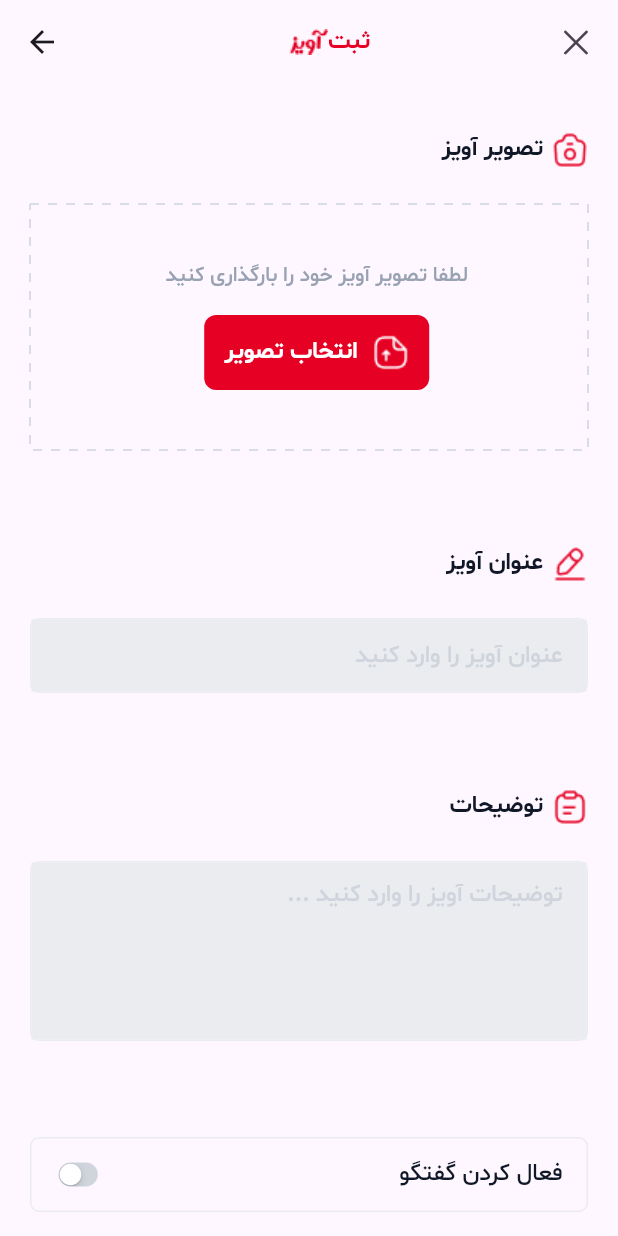
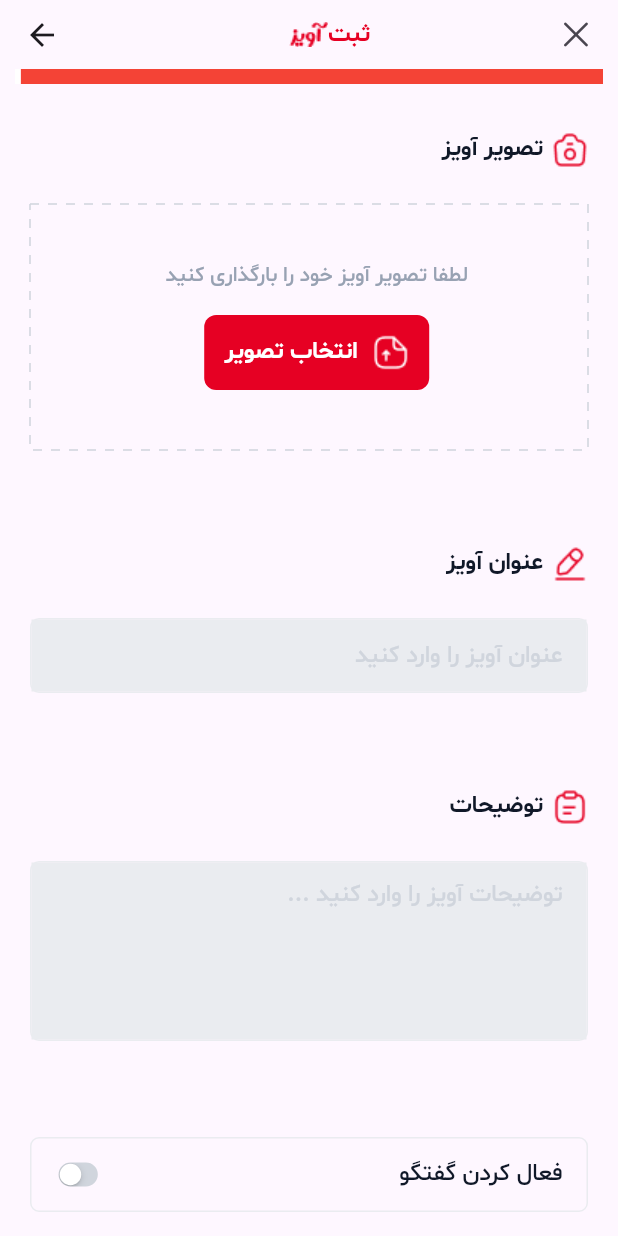
Before and after one commit to samsaie/aviz_application, a Flutter app: the RegisterPromotionLocationScreen screen opened directly, after a tap on "بعدی", on a phone screen of 412 x 824 dp. Run offline on Flutter 3.47's test engine with Material 3 defaults, Android fonts, the phone set to English and light mode, and no system bars; drawn by our look-alikes of dotted_border, percent_indicator; our stand-ins replace bloc, cached_network_image, dartz, dio, flutter_bloc, get_it and 2 more; network calls fail.

Commit message:
registerPagesIndicator

```diff
--- a/lib/features/add_promotion/view/register_promotion_location.dart
+++ b/lib/features/add_promotion/view/register_promotion_location.dart
@@ -1,4 +1,5 @@
 import 'package:flutter/material.dart';
+import 'package:percent_indicator/linear_percent_indicator.dart';
 import '../../../Constants/color.dart';
 import '../../../Constants/theme.dart';
 import '../../../widgets/appBars.dart';
@@ -20,6 +21,15 @@ class _RegisterPromotionLocationScreenState
     return Scaffold(
       appBar: AppBar(
         title: const AddAppBar(),
+        bottom: PreferredSize(
+          preferredSize: const Size(0, 0),
+          child: LinearPercentIndicator(
+            lineHeight: 10.0,
+            percent: 0.3,
+            progressColor: Colors.white,
+            backgroundColor: Colors.red,
+          ),
+        ),
       ),
       body: Directionality(
         textDirection: TextDirection.rtl,
--- a/lib/features/add_promotion/view/register_promotion_photo_screen.dart
+++ b/lib/features/add_promotion/view/register_promotion_photo_screen.dart
@@ -1,5 +1,6 @@
 import 'package:dotted_border/dotted_border.dart';
 import 'package:flutter/material.dart';
+import 'package:percent_indicator/linear_percent_indicator.dart';
 import '../../../Constants/color.dart';
 import '../../../Constants/theme.dart';
 import '../../../widgets/appBars.dart';
@@ -21,6 +22,15 @@ class _RegisterPromotionPhotoScreenState
     return Scaffold(
       appBar: AppBar(
         title: const AddAppBar(),
+        bottom: PreferredSize(
+          preferredSize: const Size(0, 0),
+          child: LinearPercentIndicator(
+            lineHeight: 10.0,
+            percent: 0.01,
+            progressColor: Colors.white,
+            backgroundColor: Colors.red,
+          ),
+        ),
       ),
       body: const Directionality(
         textDirection: TextDirection.rtl,
--- a/pubspec.yaml
+++ b/pubspec.yaml
@@ -30,6 +30,7 @@ dependencies:
   pin_code_fields: ^8.0.1
   smooth_page_indicator: ^1.1.0
   dotted_border: ^2.1.0
+  percent_indicator: ^4.2.3
 
 
 dev_dependencies:
```
Also changed, not shown: lib/features/add_promotion/view/category_screen.dart (+10 -0 lines), lib/features/add_promotion/view/register_promotion_detail_screen.dart.dart (+10 -0 lines), lib/features/add_promotion/view/sub_category_screen.dart (+10 -0 lines), pubspec.lock.
